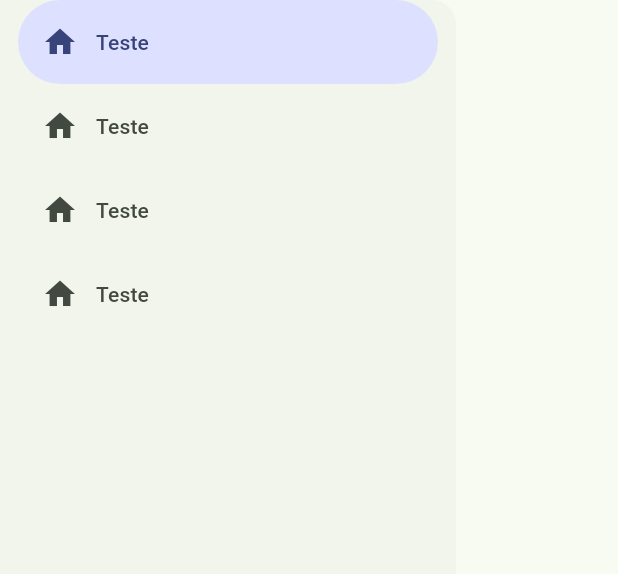
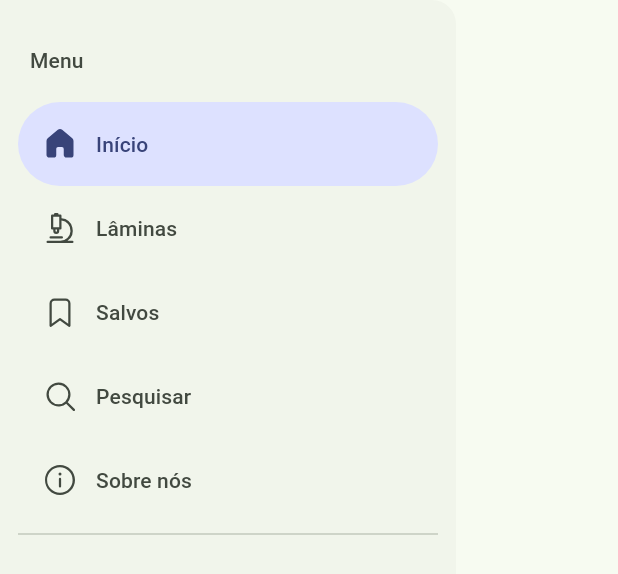
Before and after one commit to guimduarte/TTI206-ProjetoIntegradorInterdisciplinar-DesenvolvimentoMultiplataforma, a Flutter app: the MenuDrawer widget shown alone on an empty page, opened directly, on a phone screen of 412 x 824 dp. Shown: the top 574 px of the screen. Run offline on Flutter 3.47's test engine with Material 3 defaults, Android fonts, the phone set to English and light mode, and no system bars; our stand-ins replace fluentui_system_icons, go_router.

Commit message:
feat(menu): seção principal do MenuDrawer

```diff
--- a/atlas_digital_fmabc/lib/models/navigation/destination.dart
+++ b/atlas_digital_fmabc/lib/models/navigation/destination.dart
@@ -42,3 +42,18 @@ const destinations = [
     selectedIcon: FluentIcons.navigation_24_filled,
   ),
 ];
+
+/// Destinos para o menu lateral.
+final menuDestinations = [
+  ...destinations.sublist(0, 3),
+  const Destination(
+    label: "Pesquisar",
+    icon: FluentIcons.search_24_regular,
+    selectedIcon: FluentIcons.search_24_regular,
+  ),
+  const Destination(
+    label: "Sobre nós",
+    icon: FluentIcons.info_24_regular,
+    selectedIcon: FluentIcons.info_24_filled,
+  ),
+];
--- a/atlas_digital_fmabc/lib/screens/menu/menu_drawer.dart
+++ b/atlas_digital_fmabc/lib/screens/menu/menu_drawer.dart
@@ -1,3 +1,4 @@
+import 'package:atlas_digital_fmabc/models/navigation/destination.dart';
 import 'package:flutter/material.dart';
 
 class MenuDrawer extends StatefulWidget {
@@ -8,27 +9,47 @@ class MenuDrawer extends StatefulWidget {
 }
 
 class _MenuDrawerState extends State<MenuDrawer> {
+  /// Divisor das seções do menu.
+  final _menuDivider = Divider(indent: 12, endIndent: 12);
+
+  /// Título das seções do menu.
+  Padding _sectionHeader(String title, ThemeData theme) => Padding(
+    padding: EdgeInsets.symmetric(horizontal: 20, vertical: 18),
+    child: Text(
+      title,
+      style: theme.textTheme.titleSmall?.copyWith(
+        color: theme.colorScheme.onSurfaceVariant,
+      ),
+    ),
+  );
+
+  /// Função que retorna uma lista de widgets [NavigationDrawerDestination]
+  /// para cada seção do menu.
+  Iterable<NavigationDrawerDestination> destinationsBuilder(
+    List<Destination> destinations,
+  ) {
+    return destinations.map(
+      (d) => NavigationDrawerDestination(
+        icon: Icon(d.icon),
+        selectedIcon: Icon(d.selectedIcon),
+        label: Text(d.label),
+      ),
+    );
+  }
+
   @override
   Widget build(BuildContext context) {
+    final theme = Theme.of(context);
+
     return SafeArea(
       child: NavigationDrawer(
         children: [
-          NavigationDrawerDestination(
-            icon: Icon(Icons.home),
-            label: Text("Teste"),
-          ),
-          NavigationDrawerDestination(
-            icon: Icon(Icons.home),
-            label: Text("Teste"),
-          ),
-          NavigationDrawerDestination(
-            icon: Icon(Icons.home),
-            label: Text("Teste"),
-          ),
-          NavigationDrawerDestination(
-            icon: Icon(Icons.home),
-            label: Text("Teste"),
-          ),
+          SizedBox(height: 12.0),
+
+          // Seção Principal
+          _sectionHeader("Menu", theme),
+          ...destinationsBuilder(menuDestinations),
+          _menuDivider,
         ],
       ),
     );
```
